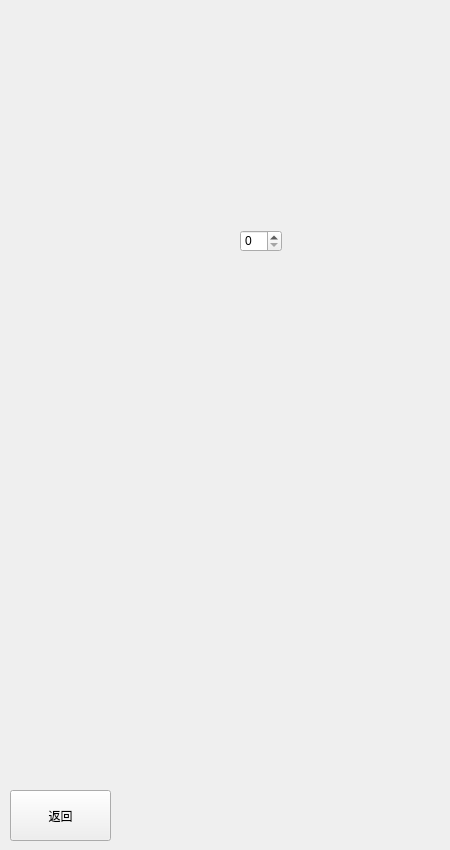
Qt form puzzleQT/level.ui (cosmosiwi/c-homework) before a commit.
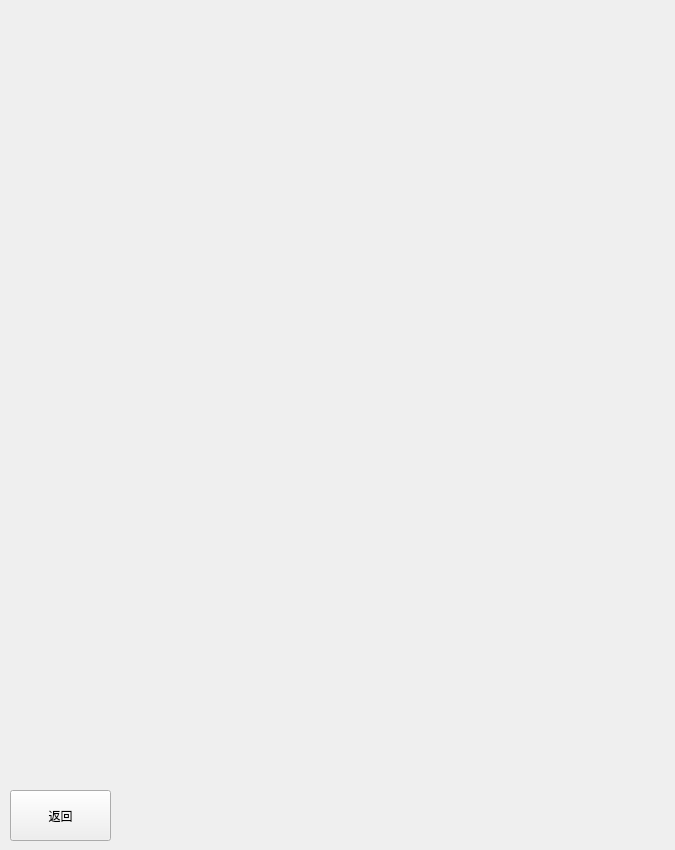
The same form after that commit. Icons and pictures are not drawn.

```diff
--- a/puzzleQT/level.ui
+++ b/puzzleQT/level.ui
@@ -9,13 +9,20 @@
    <rect>
     <x>0</x>
     <y>0</y>
-    <width>450</width>
+    <width>675</width>
     <height>850</height>
    </rect>
   </property>
   <property name="windowTitle">
    <string>Form</string>
   </property>
+  <property name="windowIcon">
+   <iconset resource="res.qrc">
+    <normaloff>:/new/prefix1/res/Babara.jpg</normaloff>:/new/prefix1/res/Babara.jpg</iconset>
+  </property>
+  <property name="styleSheet">
+   <string notr="true">border-image: url(:/new/prefix1/res/Babara.jpg);</string>
+  </property>
   <widget class="QPushButton" name="back">
    <property name="geometry">
     <rect>
@@ -29,16 +36,6 @@
     <string>返回</string>
    </property>
   </widget>
-  <widget class="QSpinBox" name="spinBox">
-   <property name="geometry">
-    <rect>
-     <x>240</x>
-     <y>230</y>
-     <width>42</width>
-     <height>22</height>
-    </rect>
-   </property>
-  </widget>
  </widget>
  <resources/>
  <connections/>
```
Left out of the diff: 4 changed lines with no effect on the pictures.
